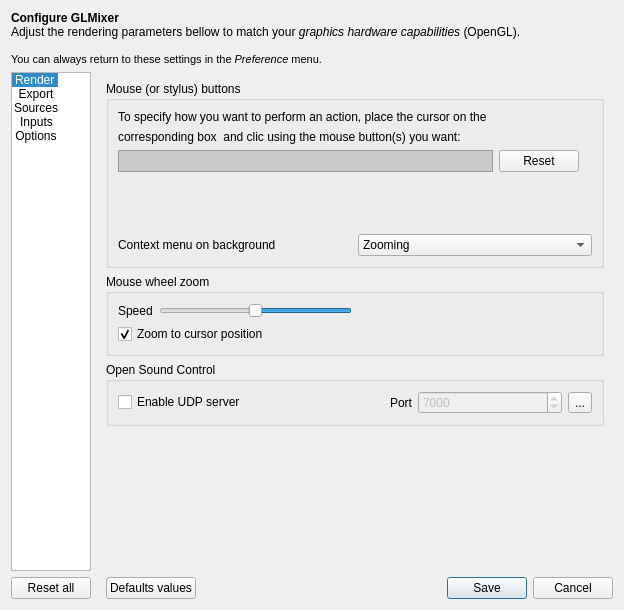
The window that src/UserPreferencesDialog.ui (markus-wa/glmixer-mirror) describes before a commit, drawn with Qt 5.
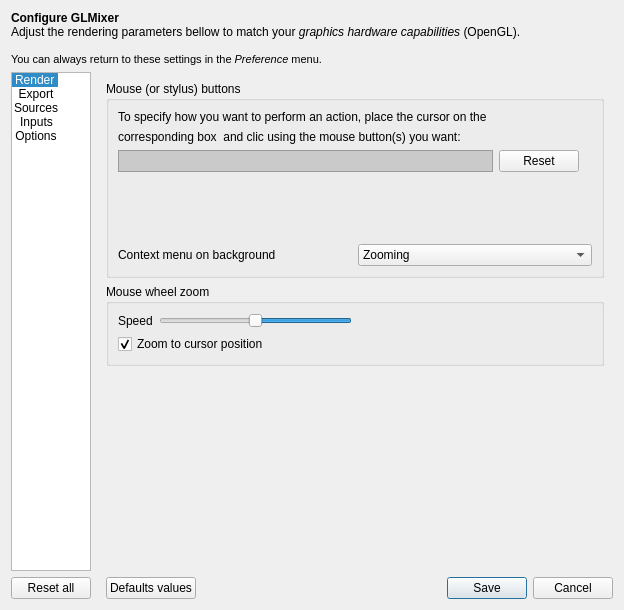
The same window after the commit. The open tabs and pages were chosen to show the change. Icons and pictures are not drawn. Custom widgets are drawn as their Qt base class.

Commit message: Moved the Open Sound Control preferences and GUI to the OpenSoundControlTranslator.

The edit to the form file:
```diff
--- a/src/UserPreferencesDialog.ui
+++ b/src/UserPreferencesDialog.ui
@@ -1576,62 +1576,6 @@
              </layout>
             </widget>
            </item>
-           <item>
-            <widget class="QGroupBox" name="groupBox_9">
-             <property name="title">
-              <string>Open Sound Control</string>
-             </property>
-             <layout class="QHBoxLayout" name="horizontalLayout_4">
-              <item>
-               <widget class="QCheckBox" name="enableOSC">
-                <property name="text">
-                 <string>Enable UDP server</string>
-                </property>
-               </widget>
-              </item>
-              <item>
-               <widget class="QLabel" name="label_24">
-                <property name="text">
-                 <string>Port</string>
-                </property>
-                <property name="alignment">
-                 <set>Qt::AlignRight|Qt::AlignTrailing|Qt::AlignVCenter</set>
-                </property>
-               </widget>
-              </item>
-              <item>
-               <widget class="QSpinBox" name="OSCPort">
-                <property name="enabled">
-                 <bool>false</bool>
-                </property>
-                <property name="minimum">
-                 <number>1000</number>
-                </property>
-                <property name="maximum">
-                 <number>9999</number>
-                </property>
-                <property name="singleStep">
-                 <number>100</number>
-                </property>
-                <property name="value">
-                 <number>7000</number>
-                </property>
-               </widget>
-              </item>
-              <item>
-               <widget class="QToolButton" name="OSCHelp">
-                <property name="text">
-                 <string>...</string>
-                </property>
-                <property name="icon">
-                 <iconset resource="../icons.qrc">
-                  <normaloff>:/glmixer/icons/question.png</normaloff>:/glmixer/icons/question.png</iconset>
-                </property>
-               </widget>
-              </item>
-             </layout>
-            </widget>
-           </item>
            <item>
             <spacer name="verticalSpacerInterface">
              <property name="orientation">
```
Left out of the diff: 18 changed lines with no effect on the pictures. The commit also changes 9 other files.
